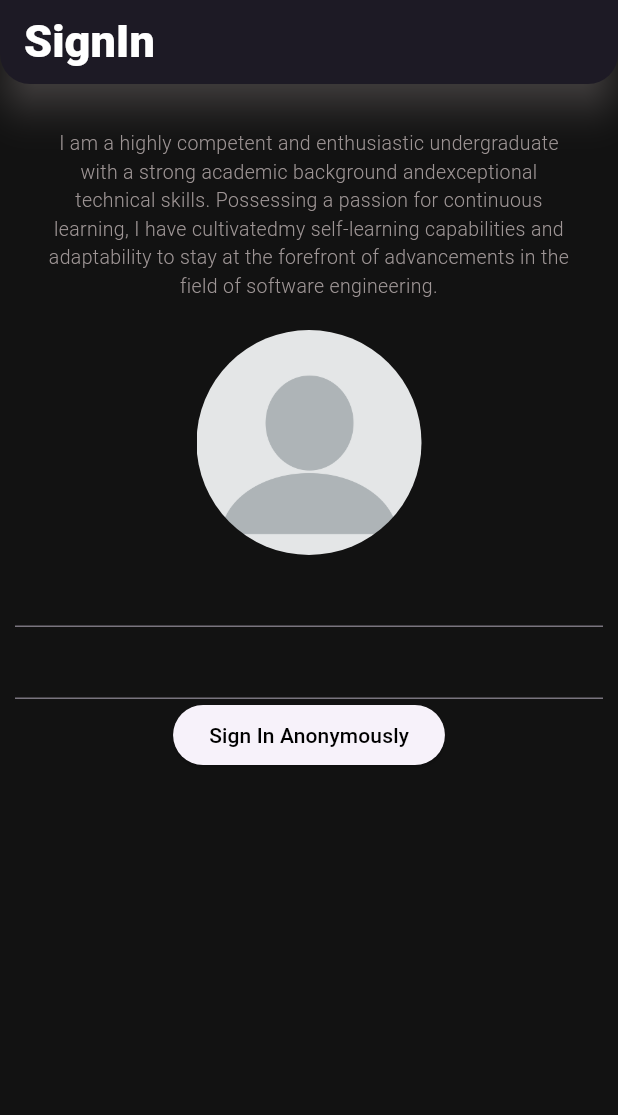
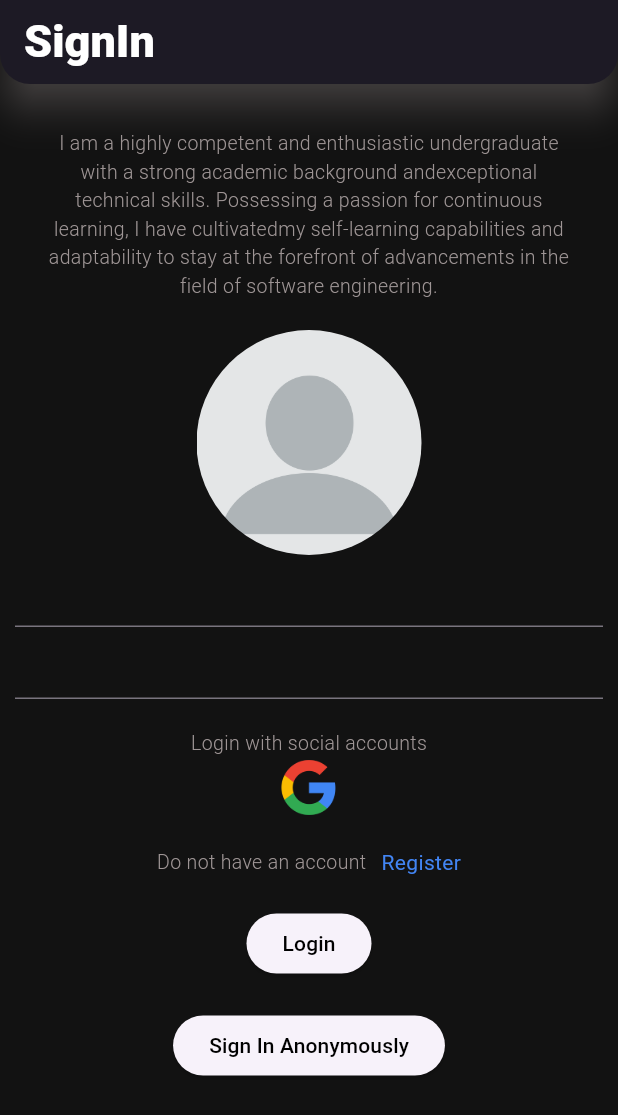
Before and after one commit to chinthakaSenarathna/flutter-with-firebase, a Flutter app: the screen it shows after launch, on a phone screen of 412 x 824 dp. Shown: the top 1115 px of the screen. Run offline on Flutter 3.47's test engine with Material 3 defaults, Android fonts, the phone set to English and light mode, and no system bars; our stand-ins replace firebase_auth, firebase_core; accounts and stored records are empty.

```diff
--- a/lib/screens/authentication/login.dart
+++ b/lib/screens/authentication/login.dart
@@ -15,6 +15,10 @@ class _Sign_InState extends State<Sign_In> {
 
   // form key
   final _formKey = GlobalKey<FormState>();
+
+  // email password state
+  String email = "";
+  String password = "";
 
   @override
   Widget build(BuildContext context) {
@@ -38,7 +42,8 @@ class _Sign_InState extends State<Sign_In> {
           )
         ),
       ),
-      body: Padding(
+      body: SingleChildScrollView(
+        child: Padding(
           padding: const EdgeInsets.all(10),
           child: Column(
             children: [
@@ -69,14 +74,76 @@ class _Sign_InState extends State<Sign_In> {
                     // email
                     TextFormField(
                       validator: (value) => value?.isEmpty == true ? "Enter a valid email" : null,
+                      onChanged: (value) {
+                        setState(() {
+                          email = value;
+                        });
+                      },
                     ),
                     // password
                     TextFormField(
-                    validator: (value) => value?.isEmpty == true ? "Enter a valid password" : null,
+                      validator: (value) => value!.length < 6 ? "Enter a valid password" : null,
+                      onChanged: (value) {
+                        setState(() {
+                          password = value;
+                        });
+                      },
+                    ),
+                    const SizedBox(
+                      height: 20,
                     ),
                     // sign in with google
+                    const Text(
+                      "Login with social accounts",
+                      style: signInDescription,
+                    ),
+                    Image.asset(
+                      "assets/google.png",
+                      height: 40,
+                      width: 40,
+                    ),
+                    const SizedBox(
+                      height: 20,
+                    ),
                     // register
+                    Row(
+                      mainAxisAlignment: MainAxisAlignment.center,
+                      children: [
+                        const Text(
+                          "Do not have an account",
+                          style: signInDescription,
+                        ),
+                        const SizedBox(
+                          width: 10,
+                        ),
+                        GestureDetector(
+                          // go to the Register page
+                          onTap: () {},
+                          child:const Text(
+                            "Register",
+                            style: TextStyle(
+                              color: mainBlue
+                            ),
+                          ),
+                        )
+                      ],
+                    ),
+                    const SizedBox(
+                      height: 20,
+                    ),
                     // button
+                    ElevatedButton(
+                      onPressed: () {},
+                      child:const Text(
+                        "Login",
+                        style: TextStyle(
+                          color: Colors.black
+                        ),
+                      )
+                    ),
+                    const SizedBox(
+                      height: 20,
+                    ),
                     // sign in anonymously
                     ElevatedButton(
                       onPressed: () async{
@@ -101,6 +168,7 @@ class _Sign_InState extends State<Sign_In> {
             ],
           ),
         ),
+      ),
     );
   }
 }
```
Lines whose indentation alone changed are shown as unchanged.
